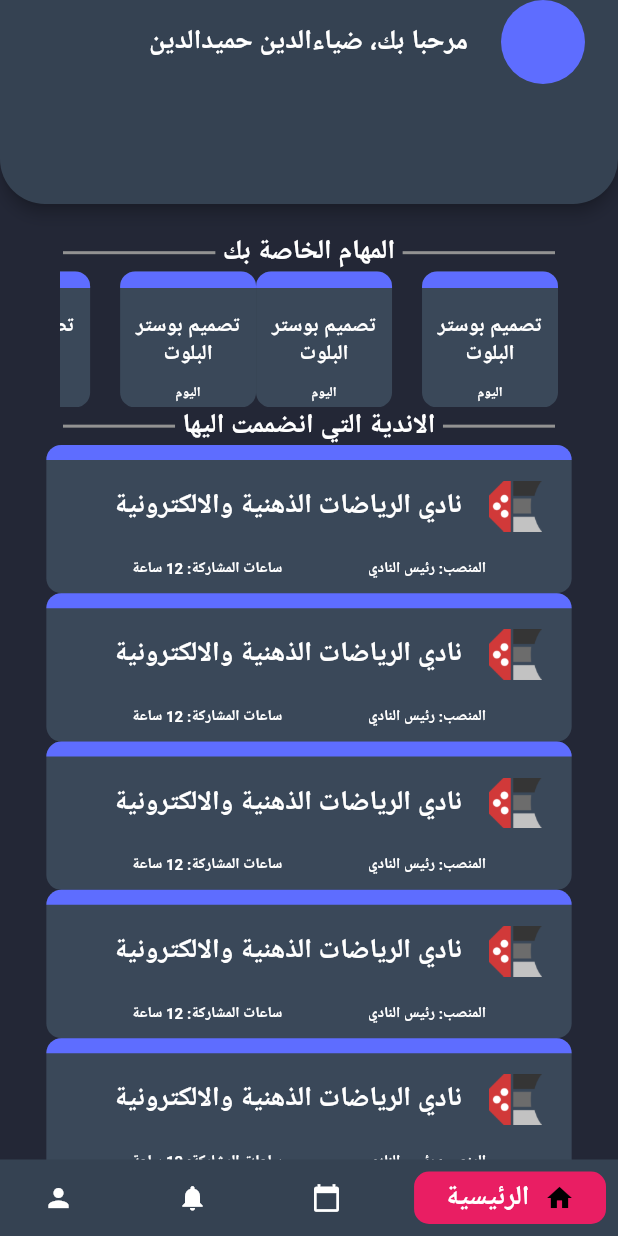
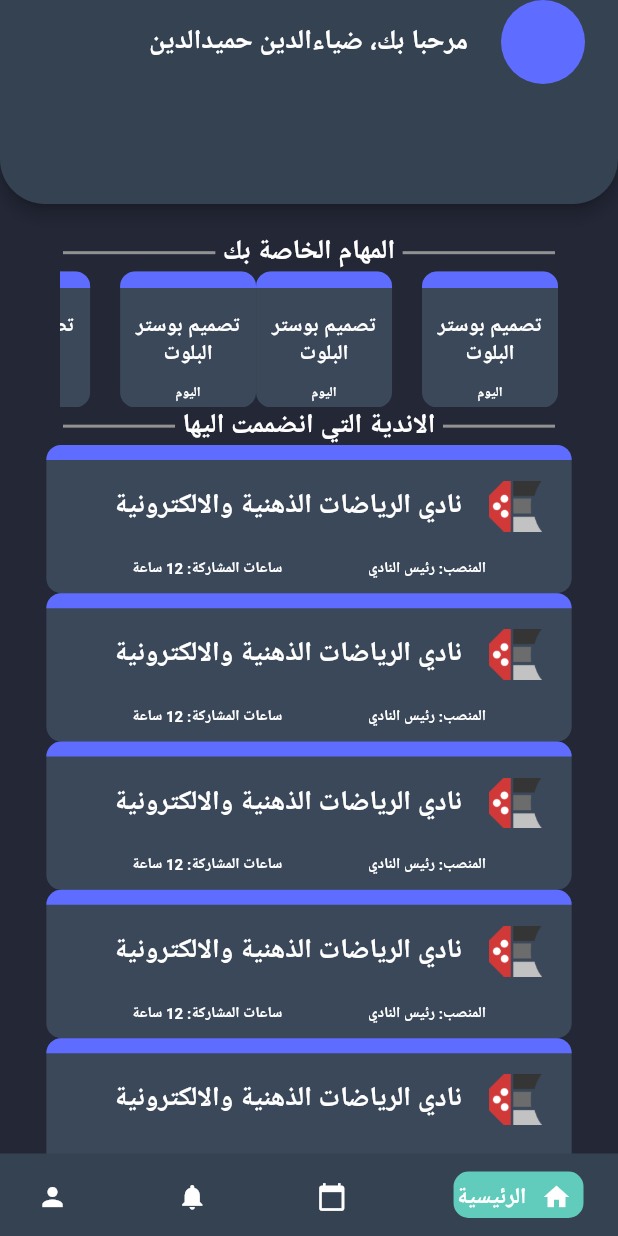
Before and after one commit to Faisalalali/clubration, a Flutter app: the screen it shows after launch, on a phone screen of 412 x 824 dp. Run offline on Flutter 3.47's test engine with Material 2 defaults, Android fonts, the phone set to English and light mode, and no system bars; drawn by our look-alikes of google_nav_bar; our stand-ins replace cloud_firestore, firebase_auth, firebase_core; accounts and stored records are empty; Roboto replaces fonts that are missing (ReadexPro).

Commit message:
modified navbar
better text in navbar

```diff
--- a/lib/views/entry_view.dart
+++ b/lib/views/entry_view.dart
@@ -61,7 +61,7 @@ class _EntryViewState extends State<EntryView> {
                                 showDialog(
                                     context: context,
                                     builder: (ctx) => AlertDialog(
-                                          title: Text('رقم جامعي غير صحيح'),
+                                          title: Text('الرقم الجامعي غير صحيح'),
                                         ));
                                 return;
                               }
--- a/lib/views/home_view.dart
+++ b/lib/views/home_view.dart
@@ -111,34 +111,41 @@ class HomeView extends StatelessWidget {
           child: Padding(
             padding: const EdgeInsets.all(8.0),
             child: GNav(
-                padding: const EdgeInsets.fromLTRB(20, 4, 20, 4),
-                // activeColor: Colors.white,
+                padding: const EdgeInsets.fromLTRB(1, 6, 7, 3),
+                activeColor: Colors.white,
                 color: Colors.white,
                 backgroundColor: const Color(0xFF354252),
+                tabMargin: EdgeInsets.fromLTRB(15, 4, 15, 4),
+
                 // tabBackgroundColor: const Color(0xFF1BB58C),
                 // tabActiveBorder: ,
                 tabBorder: Border.all(color: Colors.transparent),
                 tabBorderRadius: 10,
                 iconSize: 20,
                 gap: 10,
+                textStyle: TextStyle(fontSize: 15),
                 tabs: const [
                   GButton(
                     icon: Icons.home,
                     text: 'الرئيسية',
                     textSize: 3,
-                    backgroundColor: Colors.pink,
+                    iconActiveColor: Colors.white,
+                    backgroundColor: Color.fromARGB(255, 97, 204, 187),
                   ),
                   GButton(
                     icon: Icons.calendar_today,
-                    text: 'التقويم',
+                    text: 'المهام',
+                    backgroundColor: Color.fromARGB(255, 94, 109, 255),
                   ),
                   GButton(
                     icon: Icons.notifications,
-                    text: 'الاشعارات',
+                    text: 'الإحصائيات',
+                    backgroundColor: Color.fromARGB(255, 254, 177, 79),
                   ),
                   GButton(
                     icon: Icons.person,
                     text: 'الملف الشخصي',
+                    backgroundColor: Color.fromARGB(255, 238, 57, 132),
                   ),
                 ]),
           ),
```
